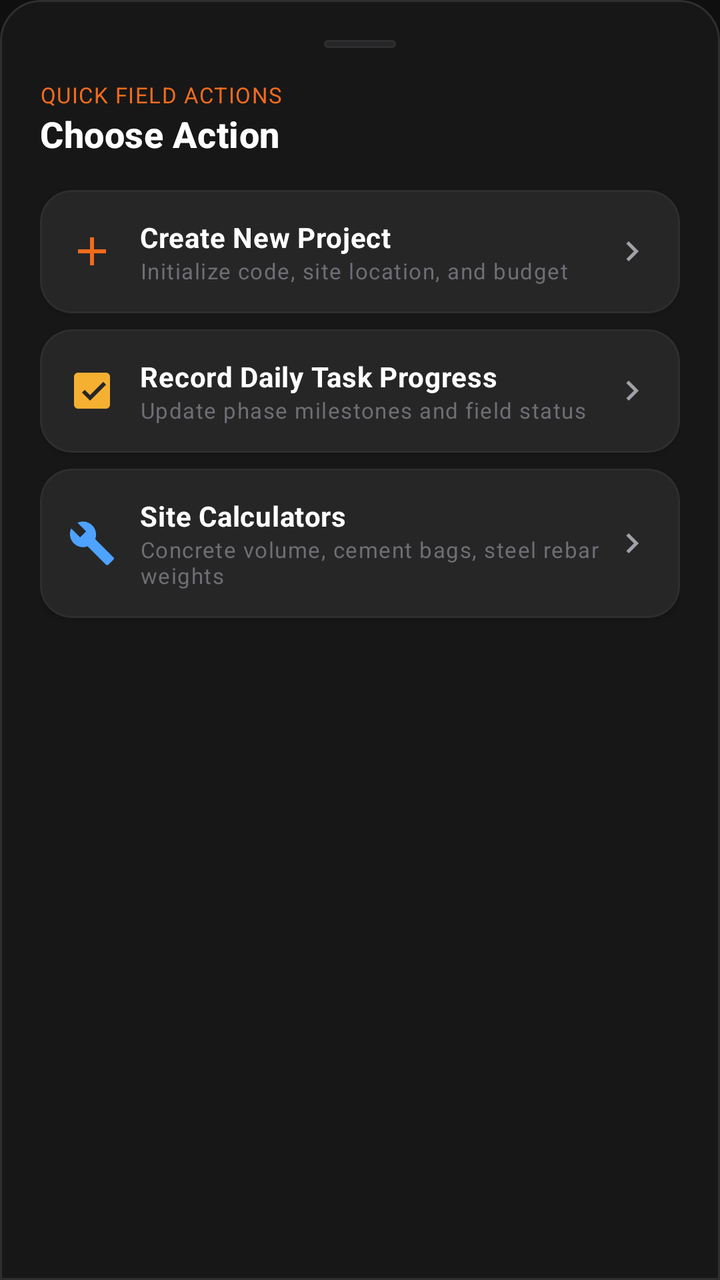
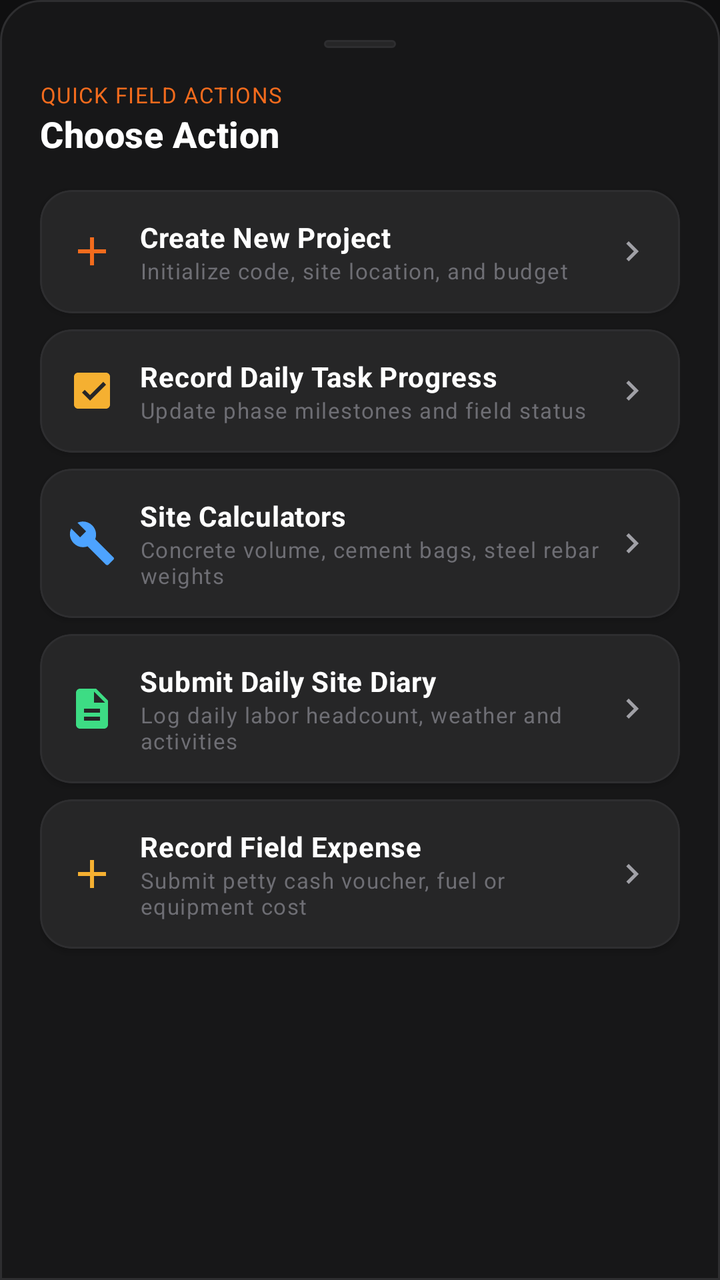

Screens rendered from an Android XML layout before and after an edit, with the pre-edit source and the edit as a unified diff.
<!-- AndroidManifest.xml: application theme Theme.Contructionmanagementapp -->
<!-- res/layout/bottom_sheet_quick_create.xml -->
<?xml version="1.0" encoding="utf-8"?>
<LinearLayout xmlns:android="http://schemas.android.com/apk/res/android"
    xmlns:app="http://schemas.android.com/apk/res-auto"
    android:layout_width="match_parent"
    android:layout_height="wrap_content"
    android:background="@drawable/bg_bottom_navigation"
    android:orientation="vertical"
    android:padding="@dimen/cms_spacing_xl">

    
    <View
        android:layout_width="36dp"
        android:layout_height="4dp"
        android:layout_gravity="center_horizontal"
        android:layout_marginBottom="@dimen/cms_spacing_lg"
        android:background="@drawable/bg_status_badge" />

    <TextView
        android:layout_width="wrap_content"
        android:layout_height="wrap_content"
        android:text="QUICK FIELD ACTIONS"
        android:textAppearance="@style/TextAppearance.CMS.Caption"
        android:textColor="@color/cms_accent" />

    <TextView
        android:layout_width="wrap_content"
        android:layout_height="wrap_content"
        android:text="Choose Action"
        android:textAppearance="@style/TextAppearance.CMS.Title" />

    
    <com.google.android.material.card.MaterialCardView
        android:id="@+id/actionQuickNewProject"
        style="@style/Widget.CMS.Card.Elevated"
        android:layout_width="match_parent"
        android:layout_height="wrap_content"
        android:layout_marginTop="@dimen/cms_spacing_lg"
        android:clickable="true"
        android:focusable="true">

        <LinearLayout
            android:layout_width="match_parent"
            android:layout_height="wrap_content"
            android:gravity="center_vertical"
            android:orientation="horizontal"
            android:padding="@dimen/cms_spacing_card">

            <ImageView
                android:layout_width="24dp"
                android:layout_height="24dp"
                android:contentDescription="New Project"
                android:src="@drawable/ic_plus"
                app:tint="@color/cms_accent" />

            <LinearLayout
                android:layout_width="0dp"
                android:layout_height="wrap_content"
                android:layout_marginStart="@dimen/cms_spacing_md"
                android:layout_weight="1"
                android:orientation="vertical">

                <TextView
                    android:layout_width="wrap_content"
                    android:layout_height="wrap_content"
                    android:text="Create New Project"
                    android:textAppearance="@style/TextAppearance.CMS.Body"
                    android:textStyle="bold" />

                <TextView
                    android:layout_width="wrap_content"
                    android:layout_height="wrap_content"
                    android:text="Initialize code, site location, and budget"
                    android:textAppearance="@style/TextAppearance.CMS.Caption" />
            </LinearLayout>

            <ImageView
                android:layout_width="20dp"
                android:layout_height="20dp"
                android:contentDescription="Arrow"
                android:src="@drawable/ic_chevron_right"
                app:tint="@color/cms_text_secondary" />
        </LinearLayout>
    </com.google.android.material.card.MaterialCardView>

    
    <com.google.android.material.card.MaterialCardView
        android:id="@+id/actionQuickTasks"
        style="@style/Widget.CMS.Card.Elevated"
        android:layout_width="match_parent"
        android:layout_height="wrap_content"
        android:layout_marginTop="@dimen/cms_spacing_sm"
        android:clickable="true"
        android:focusable="true">

        <LinearLayout
            android:layout_width="match_parent"
            android:layout_height="wrap_content"
            android:gravity="center_vertical"
            android:orientation="horizontal"
            android:padding="@dimen/cms_spacing_card">

            <ImageView
                android:layout_width="24dp"
                android:layout_height="24dp"
                android:contentDescription="Tasks"
                android:src="@drawable/ic_tasks"
                app:tint="@color/cms_warning" />

            <LinearLayout
                android:layout_width="0dp"
                android:layout_height="wrap_content"
                android:layout_marginStart="@dimen/cms_spacing_md"
                android:layout_weight="1"
                android:orientation="vertical">

                <TextView
                    android:layout_width="wrap_content"
                    android:layout_height="wrap_content"
                    android:text="Record Daily Task Progress"
                    android:textAppearance="@style/TextAppearance.CMS.Body"
                    android:textStyle="bold" />

                <TextView
                    android:layout_width="wrap_content"
                    android:layout_height="wrap_content"
                    android:text="Update phase milestones and field status"
                    android:textAppearance="@style/TextAppearance.CMS.Caption" />
            </LinearLayout>

            <ImageView
                android:layout_width="20dp"
                android:layout_height="20dp"
                android:contentDescription="Arrow"
                android:src="@drawable/ic_chevron_right"
                app:tint="@color/cms_text_secondary" />
        </LinearLayout>
    </com.google.android.material.card.MaterialCardView>

    
    <com.google.android.material.card.MaterialCardView
        android:id="@+id/actionQuickTools"
        style="@style/Widget.CMS.Card.Elevated"
        android:layout_width="match_parent"
        android:layout_height="wrap_content"
        android:layout_marginTop="@dimen/cms_spacing_sm"
        android:clickable="true"
        android:focusable="true">

        <LinearLayout
            android:layout_width="match_parent"
            android:layout_height="wrap_content"
            android:gravity="center_vertical"
            android:orientation="horizontal"
            android:padding="@dimen/cms_spacing_card">

            <ImageView
                android:layout_width="24dp"
                android:layout_height="24dp"
                android:contentDescription="Tools"
                android:src="@drawable/ic_tools"
                app:tint="@color/cms_info" />

            <LinearLayout
                android:layout_width="0dp"
                android:layout_height="wrap_content"
                android:layout_marginStart="@dimen/cms_spacing_md"
                android:layout_weight="1"
                android:orientation="vertical">

                <TextView
                    android:layout_width="wrap_content"
                    android:layout_height="wrap_content"
                    android:text="Site Calculators"
                    android:textAppearance="@style/TextAppearance.CMS.Body"
                    android:textStyle="bold" />

                <TextView
                    android:layout_width="wrap_content"
                    android:layout_height="wrap_content"
                    android:text="Concrete volume, cement bags, steel rebar weights"
                    android:textAppearance="@style/TextAppearance.CMS.Caption" />
            </LinearLayout>

            <ImageView
                android:layout_width="20dp"
                android:layout_height="20dp"
                android:contentDescription="Arrow"
                android:src="@drawable/ic_chevron_right"
                app:tint="@color/cms_text_secondary" />
        </LinearLayout>
    </com.google.android.material.card.MaterialCardView>

</LinearLayout>
<!-- resources referenced by this layout -->
<resources>
  <color name="cms_accent">#F26B1D</color>
  <color name="cms_info">#4DA3FF</color>
  <color name="cms_text_secondary">#A0A0A6</color>
  <color name="cms_warning">#F5B031</color>
  <dimen name="cms_spacing_card">14dp</dimen>
  <dimen name="cms_spacing_lg">16dp</dimen>
  <dimen name="cms_spacing_md">12dp</dimen>
  <dimen name="cms_spacing_sm">8dp</dimen>
  <dimen name="cms_spacing_xl">20dp</dimen>
  <!-- drawable ic_chevron_right (drawable) -->
  <vector xmlns:android="http://schemas.android.com/apk/res/android"
      android:width="24dp"
      android:height="24dp"
      android:viewportWidth="24"
      android:viewportHeight="24">
      <path
          android:fillColor="@color/cms_text_secondary"
          android:pathData="M10,6L8.59,7.41 13.17,12l-4.58,4.59L10,18l6,-6z" />
  </vector>
  <!-- drawable ic_plus (drawable) -->
  <vector xmlns:android="http://schemas.android.com/apk/res/android"
      android:width="24dp"
      android:height="24dp"
      android:viewportWidth="24"
      android:viewportHeight="24">
      <path
          android:fillColor="@color/cms_accent_on"
          android:pathData="M19,13h-6v6h-2v-6H5v-2h6V5h2v6h6v2z" />
  </vector>
  <style name="TextAppearance.CMS.Body" parent="TextAppearance.Material3.BodyMedium">
          <item name="android:textSize">@dimen/cms_text_size_body</item>
          <item name="android:textColor">@color/cms_text_primary</item>
          <item name="fontFamily">sans-serif</item>
      </style>
  <style name="TextAppearance.CMS.Caption" parent="TextAppearance.Material3.LabelSmall">
          <item name="android:textSize">@dimen/cms_text_size_caption</item>
          <item name="android:textColor">@color/cms_text_tertiary</item>
          <item name="fontFamily">sans-serif</item>
      </style>
  <style name="TextAppearance.CMS.Title" parent="TextAppearance.Material3.TitleMedium">
          <item name="android:textSize">@dimen/cms_text_size_title</item>
          <item name="android:textColor">@color/cms_text_primary</item>
          <item name="android:textStyle">bold</item>
          <item name="fontFamily">sans-serif-medium</item>
      </style>
  <style name="Theme.Contructionmanagementapp" parent="Theme.CMS" />
  <color name="cms_surface">#171718</color>
  <color name="cms_border">#2E2E30</color>
  <dimen name="cms_radius_card">20dp</dimen>
  <dimen name="cms_radius_pill">999dp</dimen>
  <color name="cms_card_elevated">#262627</color>
  <color name="cms_accent_on">#FFFFFF</color>
  <color name="cms_text_primary">#FFFFFF</color>
  <dimen name="cms_text_size_body">14sp</dimen>
  <dimen name="cms_text_size_caption">11sp</dimen>
  <color name="cms_text_tertiary">#6E6E74</color>
  <dimen name="cms_text_size_title">18sp</dimen>
  <dimen name="cms_radius_tile">16dp</dimen>
  <dimen name="cms_stroke_card">1dp</dimen>
  <color name="cms_accent_pressed">#D95A10</color>
  <color name="cms_background">#0F0F10</color>
  <style name="Widget.CMS.BottomSheet.Modal" parent="Widget.Material3.BottomSheet.Modal">
          <item name="backgroundTint">@color/cms_surface</item>
          <item name="shapeAppearance">@style/ShapeAppearance.CMS.BottomSheet</item>
      </style>
  <color name="cms_transparent">#00000000</color>
  <style name="ShapeAppearance.CMS.BottomSheet" parent="ShapeAppearance.Material3.Corner.None">
          <item name="cornerSizeTopLeft">@dimen/cms_radius_card</item>
          <item name="cornerSizeTopRight">@dimen/cms_radius_card</item>
          <item name="cornerSizeBottomLeft">0dp</item>
          <item name="cornerSizeBottomRight">0dp</item>
      </style>
  <!-- unchanged entries left out for length: 7 -->
</resources>

<!-- the commit's change to res/layout/bottom_sheet_quick_create.xml (unified diff, before → after) -->
@@ -190,4 +190,112 @@
         </LinearLayout>
     </com.google.android.material.card.MaterialCardView>
 
+    
+    <com.google.android.material.card.MaterialCardView
+        android:id="@+id/actionQuickDsr"
+        style="@style/Widget.CMS.Card.Elevated"
+        android:layout_width="match_parent"
+        android:layout_height="wrap_content"
+        android:layout_marginTop="@dimen/cms_spacing_sm"
+        android:clickable="true"
+        android:focusable="true">
+
+        <LinearLayout
+            android:layout_width="match_parent"
+            android:layout_height="wrap_content"
+            android:gravity="center_vertical"
+            android:orientation="horizontal"
+            android:padding="@dimen/cms_spacing_card">
+
+            <ImageView
+                android:layout_width="24dp"
+                android:layout_height="24dp"
+                android:contentDescription="Daily Site Report"
+                android:src="@drawable/ic_document"
+                app:tint="@color/cms_success" />
+
+            <LinearLayout
+                android:layout_width="0dp"
+                android:layout_height="wrap_content"
+                android:layout_marginStart="@dimen/cms_spacing_md"
+                android:layout_weight="1"
+                android:orientation="vertical">
+
+                <TextView
+                    android:layout_width="wrap_content"
+                    android:layout_height="wrap_content"
+                    android:text="Submit Daily Site Diary"
+                    android:textAppearance="@style/TextAppearance.CMS.Body"
+                    android:textStyle="bold" />
+
+                <TextView
+                    android:layout_width="wrap_content"
+                    android:layout_height="wrap_content"
+                    android:text="Log daily labor headcount, weather and activities"
+                    android:textAppearance="@style/TextAppearance.CMS.Caption" />
+            </LinearLayout>
+
+            <ImageView
+                android:layout_width="20dp"
+                android:layout_height="20dp"
+                android:contentDescription="Arrow"
+                android:src="@drawable/ic_chevron_right"
+                app:tint="@color/cms_text_secondary" />
+        </LinearLayout>
+    </com.google.android.material.card.MaterialCardView>
+
+    
+    <com.google.android.material.card.MaterialCardView
+        android:id="@+id/actionQuickExpense"
+        style="@style/Widget.CMS.Card.Elevated"
+        android:layout_width="match_parent"
+        android:layout_height="wrap_content"
+        android:layout_marginTop="@dimen/cms_spacing_sm"
+        android:clickable="true"
+        android:focusable="true">
+
+        <LinearLayout
+            android:layout_width="match_parent"
+            android:layout_height="wrap_content"
+            android:gravity="center_vertical"
+            android:orientation="horizontal"
+            android:padding="@dimen/cms_spacing_card">
+
+            <ImageView
+                android:layout_width="24dp"
+                android:layout_height="24dp"
+                android:contentDescription="Expense"
+                android:src="@drawable/ic_plus"
+                app:tint="@color/cms_warning" />
+
+            <LinearLayout
+                android:layout_width="0dp"
+                android:layout_height="wrap_content"
+                android:layout_marginStart="@dimen/cms_spacing_md"
+                android:layout_weight="1"
+                android:orientation="vertical">
+
+                <TextView
+                    android:layout_width="wrap_content"
+                    android:layout_height="wrap_content"
+                    android:text="Record Field Expense"
+                    android:textAppearance="@style/TextAppearance.CMS.Body"
+                    android:textStyle="bold" />
+
+                <TextView
+                    android:layout_width="wrap_content"
+                    android:layout_height="wrap_content"
+                    android:text="Submit petty cash voucher, fuel or equipment cost"
+                    android:textAppearance="@style/TextAppearance.CMS.Caption" />
+            </LinearLayout>
+
+            <ImageView
+                android:layout_width="20dp"
+                android:layout_height="20dp"
+                android:contentDescription="Arrow"
+                android:src="@drawable/ic_chevron_right"
+                app:tint="@color/cms_text_secondary" />
+        </LinearLayout>
+    </com.google.android.material.card.MaterialCardView>
+
 </LinearLayout>
<!-- resource entries referenced after the edit -->
@@ -2,6 +2,7 @@
 <resources>
   <color name="cms_accent">#F26B1D</color>
   <color name="cms_info">#4DA3FF</color>
+  <color name="cms_success">#3DDC84</color>
   <color name="cms_text_secondary">#A0A0A6</color>
   <color name="cms_warning">#F5B031</color>
   <dimen name="cms_spacing_card">14dp</dimen>
@@ -18,6 +19,16 @@
       <path
           android:fillColor="@color/cms_text_secondary"
           android:pathData="M10,6L8.59,7.41 13.17,12l-4.58,4.59L10,18l6,-6z" />
+  </vector>
+  <!-- drawable ic_document (drawable) -->
+  <vector xmlns:android="http://schemas.android.com/apk/res/android"
+      android:width="24dp"
+      android:height="24dp"
+      android:viewportWidth="24"
+      android:viewportHeight="24">
+    <path
+        android:fillColor="@color/cms_text_primary"
+        android:pathData="M14,2H6C4.9,2 4,2.9 4,4v16c0,1.1 0.9,2 2,2h12c1.1,0 2,-0.9 2,-2V8l-6,-6zm2,16H8v-2h8v2zm0,-4H8v-2h8v2zm-3,-5V3.5L18.5,9H13z"/>
   </vector>
   <!-- drawable ic_plus (drawable) -->
   <vector xmlns:android="http://schemas.android.com/apk/res/android"
